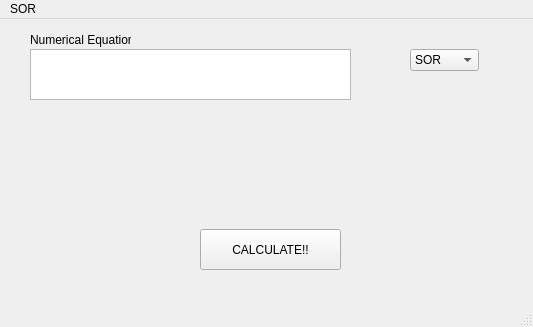
Qt form mainwindow.ui (LoayMoh99/Numerica_SOR) before a commit.
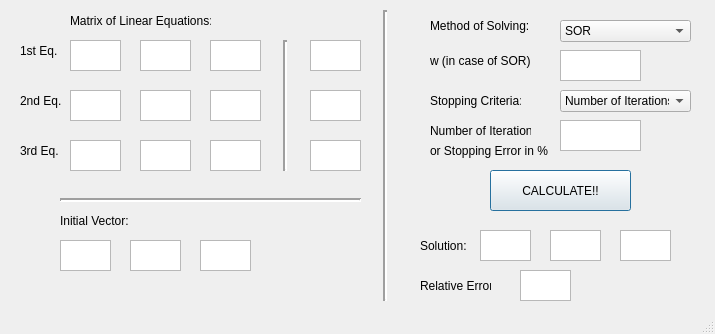
The same form after that commit.

```diff
--- a/mainwindow.ui
+++ b/mainwindow.ui
@@ -6,8 +6,8 @@
    <rect>
     <x>0</x>
     <y>0</y>
-    <width>533</width>
-    <height>327</height>
+    <width>715</width>
+    <height>334</height>
    </rect>
   </property>
   <property name="windowTitle">
@@ -16,36 +16,39 @@
   <property name="autoFillBackground">
    <bool>true</bool>
   </property>
+  <property name="toolButtonStyle">
+   <enum>Qt::ToolButtonTextOnly</enum>
+  </property>
   <widget class="QWidget" name="centralwidget">
    <widget class="QTextEdit" name="textEdit">
     <property name="geometry">
      <rect>
-      <x>30</x>
-      <y>30</y>
-      <width>321</width>
-      <height>51</height>
+      <x>70</x>
+      <y>40</y>
+      <width>51</width>
+      <height>31</height>
      </rect>
     </property>
    </widget>
    <widget class="QLabel" name="label">
     <property name="geometry">
      <rect>
-      <x>30</x>
-      <y>0</y>
-      <width>101</width>
-      <height>41</height>
+      <x>70</x>
+      <y>10</y>
+      <width>141</width>
+      <height>21</height>
      </rect>
     </property>
     <property name="text">
-     <string>Numerical Equation</string>
+     <string>Matrix of Linear Equations:</string>
     </property>
    </widget>
    <widget class="QComboBox" name="comboBox">
     <property name="geometry">
      <rect>
-      <x>410</x>
-      <y>30</y>
-      <width>69</width>
+      <x>560</x>
+      <y>20</y>
+      <width>131</width>
       <height>22</height>
      </rect>
     </property>
@@ -63,8 +66,8 @@
    <widget class="QPushButton" name="pushButton">
     <property name="geometry">
      <rect>
-      <x>200</x>
-      <y>210</y>
+      <x>490</x>
+      <y>170</y>
       <width>141</width>
       <height>41</height>
      </rect>
@@ -72,25 +75,453 @@
     <property name="text">
      <string>CALCULATE!!</string>
     </property>
+    <property name="autoDefault">
+     <bool>true</bool>
+    </property>
+    <property name="default">
+     <bool>true</bool>
+    </property>
+    <property name="flat">
+     <bool>false</bool>
+    </property>
+   </widget>
+   <widget class="QComboBox" name="comboBox_2">
+    <property name="geometry">
+     <rect>
+      <x>560</x>
+      <y>90</y>
+      <width>131</width>
+      <height>22</height>
+     </rect>
+    </property>
+    <item>
+     <property name="text">
+      <string>Number of Iterations</string>
+     </property>
+    </item>
+    <item>
+     <property name="text">
+      <string>Stopping Error</string>
+     </property>
+    </item>
+   </widget>
+   <widget class="QLabel" name="label_4">
+    <property name="geometry">
+     <rect>
+      <x>430</x>
+      <y>10</y>
+      <width>101</width>
+      <height>31</height>
+     </rect>
+    </property>
+    <property name="text">
+     <string>Method of Solving:</string>
+    </property>
+   </widget>
+   <widget class="QLabel" name="label_5">
+    <property name="geometry">
+     <rect>
+      <x>430</x>
+      <y>80</y>
+      <width>91</width>
+      <height>41</height>
+     </rect>
+    </property>
+    <property name="text">
+     <string>Stopping Criteria:</string>
+    </property>
+   </widget>
+   <widget class="QLabel" name="label_6">
+    <property name="geometry">
+     <rect>
+      <x>430</x>
+      <y>40</y>
+      <width>101</width>
+      <height>41</height>
+     </rect>
+    </property>
+    <property name="text">
+     <string>w (in case of SOR) :</string>
+    </property>
+   </widget>
+   <widget class="QTextEdit" name="textEdit_4">
+    <property name="geometry">
+     <rect>
+      <x>560</x>
+      <y>50</y>
+      <width>81</width>
+      <height>31</height>
+     </rect>
+    </property>
+   </widget>
+   <widget class="QTextEdit" name="textEdit_5">
+    <property name="geometry">
+     <rect>
+      <x>560</x>
+      <y>120</y>
+      <width>81</width>
+      <height>31</height>
+     </rect>
+    </property>
+   </widget>
+   <widget class="QLabel" name="label_7">
+    <property name="geometry">
+     <rect>
+      <x>430</x>
+      <y>120</y>
+      <width>101</width>
+      <height>21</height>
+     </rect>
+    </property>
+    <property name="text">
+     <string>Number of Iterations</string>
+    </property>
+   </widget>
+   <widget class="QLabel" name="label_8">
+    <property name="geometry">
+     <rect>
+      <x>430</x>
+      <y>140</y>
+      <width>121</width>
+      <height>21</height>
+     </rect>
+    </property>
+    <property name="text">
+     <string>or Stopping Error in % :</string>
+    </property>
+   </widget>
+   <widget class="QTextEdit" name="textEdit_6">
+    <property name="geometry">
+     <rect>
+      <x>140</x>
+      <y>40</y>
+      <width>51</width>
+      <height>31</height>
+     </rect>
+    </property>
+   </widget>
+   <widget class="QTextEdit" name="textEdit_7">
+    <property name="geometry">
+     <rect>
+      <x>210</x>
+      <y>40</y>
+      <width>51</width>
+      <height>31</height>
+     </rect>
+    </property>
+   </widget>
+   <widget class="QTextEdit" name="textEdit_8">
+    <property name="geometry">
+     <rect>
+      <x>210</x>
+      <y>90</y>
+      <width>51</width>
+      <height>31</height>
+     </rect>
+    </property>
+   </widget>
+   <widget class="QTextEdit" name="textEdit_9">
+    <property name="geometry">
+     <rect>
+      <x>140</x>
+      <y>90</y>
+      <width>51</width>
+      <height>31</height>
+     </rect>
+    </property>
+   </widget>
+   <widget class="QTextEdit" name="textEdit_2">
+    <property name="geometry">
+     <rect>
+      <x>70</x>
+      <y>90</y>
+      <width>51</width>
+      <height>31</height>
+     </rect>
+    </property>
+   </widget>
+   <widget class="QTextEdit" name="textEdit_10">
+    <property name="geometry">
+     <rect>
+      <x>210</x>
+      <y>140</y>
+      <width>51</width>
+      <height>31</height>
+     </rect>
+    </property>
+   </widget>
+   <widget class="QTextEdit" name="textEdit_11">
+    <property name="geometry">
+     <rect>
+      <x>140</x>
+      <y>140</y>
+      <width>51</width>
+      <height>31</height>
+     </rect>
+    </property>
+   </widget>
+   <widget class="QTextEdit" name="textEdit_3">
+    <property name="geometry">
+     <rect>
+      <x>70</x>
+      <y>140</y>
+      <width>51</width>
+      <height>31</height>
+     </rect>
+    </property>
+   </widget>
+   <widget class="QLabel" name="label_2">
+    <property name="geometry">
+     <rect>
+      <x>20</x>
+      <y>30</y>
+      <width>41</width>
+      <height>41</height>
+     </rect>
+    </property>
+    <property name="text">
+     <string>1st Eq.</string>
+    </property>
+   </widget>
+   <widget class="QLabel" name="label_3">
+    <property name="geometry">
+     <rect>
+      <x>20</x>
+      <y>80</y>
+      <width>41</width>
+      <height>41</height>
+     </rect>
+    </property>
+    <property name="text">
+     <string>2nd Eq.</string>
+    </property>
+   </widget>
+   <widget class="QLabel" name="label_9">
+    <property name="geometry">
+     <rect>
+      <x>20</x>
+      <y>130</y>
+      <width>41</width>
+      <height>41</height>
+     </rect>
+    </property>
+    <property name="text">
+     <string>3rd Eq.</string>
+    </property>
+   </widget>
+   <widget class="QTextEdit" name="textEdit_15">
+    <property name="geometry">
+     <rect>
+      <x>310</x>
+      <y>40</y>
+      <width>51</width>
+      <height>31</height>
+     </rect>
+    </property>
+   </widget>
+   <widget class="QTextEdit" name="textEdit_16">
+    <property name="geometry">
+     <rect>
+      <x>310</x>
+      <y>140</y>
+      <width>51</width>
+      <height>31</height>
+     </rect>
+    </property>
+   </widget>
+   <widget class="QTextEdit" name="textEdit_17">
+    <property name="geometry">
+     <rect>
+      <x>310</x>
+      <y>90</y>
+      <width>51</width>
+      <height>31</height>
+     </rect>
+    </property>
+   </widget>
+   <widget class="Line" name="line">
+    <property name="geometry">
+     <rect>
+      <x>270</x>
+      <y>40</y>
+      <width>31</width>
+      <height>131</height>
+     </rect>
+    </property>
+    <property name="autoFillBackground">
+     <bool>true</bool>
+    </property>
+    <property name="frameShadow">
+     <enum>QFrame::Sunken</enum>
+    </property>
+    <property name="lineWidth">
+     <number>2</number>
+    </property>
+    <property name="orientation">
+     <enum>Qt::Vertical</enum>
+    </property>
+   </widget>
+   <widget class="Line" name="line_2">
+    <property name="geometry">
+     <rect>
+      <x>370</x>
+      <y>10</y>
+      <width>31</width>
+      <height>291</height>
+     </rect>
+    </property>
+    <property name="autoFillBackground">
+     <bool>true</bool>
+    </property>
+    <property name="frameShadow">
+     <enum>QFrame::Sunken</enum>
+    </property>
+    <property name="lineWidth">
+     <number>2</number>
+    </property>
+    <property name="orientation">
+     <enum>Qt::Vertical</enum>
+    </property>
+   </widget>
+   <widget class="QLabel" name="label_10">
+    <property name="geometry">
+     <rect>
+      <x>60</x>
+      <y>210</y>
+      <width>71</width>
+      <height>21</height>
+     </rect>
+    </property>
+    <property name="text">
+     <string>Initial Vector:</string>
+    </property>
+   </widget>
+   <widget class="QTextEdit" name="textEdit_14">
+    <property name="geometry">
+     <rect>
+      <x>60</x>
+      <y>240</y>
+      <width>51</width>
+      <height>31</height>
+     </rect>
+    </property>
+   </widget>
+   <widget class="QTextEdit" name="textEdit_12">
+    <property name="geometry">
+     <rect>
+      <x>200</x>
+      <y>240</y>
+      <width>51</width>
+      <height>31</height>
+     </rect>
+    </property>
+   </widget>
+   <widget class="QTextEdit" name="textEdit_13">
+    <property name="geometry">
+     <rect>
+      <x>130</x>
+      <y>240</y>
+      <width>51</width>
+      <height>31</height>
+     </rect>
+    </property>
+   </widget>
+   <widget class="Line" name="line_3">
+    <property name="geometry">
+     <rect>
+      <x>60</x>
+      <y>190</y>
+      <width>301</width>
+      <height>21</height>
+     </rect>
+    </property>
+    <property name="lineWidth">
+     <number>2</number>
+    </property>
+    <property name="orientation">
+     <enum>Qt::Horizontal</enum>
+    </property>
+   </widget>
+   <widget class="QLabel" name="label_11">
+    <property name="geometry">
+     <rect>
+      <x>420</x>
+      <y>230</y>
+      <width>71</width>
+      <height>31</height>
+     </rect>
+    </property>
+    <property name="text">
+     <string>Solution:</string>
+    </property>
+   </widget>
+   <widget class="QTextEdit" name="textEdit_18">
+    <property name="geometry">
+     <rect>
+      <x>550</x>
+      <y>230</y>
+      <width>51</width>
+      <height>31</height>
+     </rect>
+    </property>
+    <property name="readOnly">
+     <bool>true</bool>
+    </property>
+   </widget>
+   <widget class="QTextEdit" name="textEdit_19">
+    <property name="geometry">
+     <rect>
+      <x>620</x>
+      <y>230</y>
+      <width>51</width>
+      <height>31</height>
+     </rect>
+    </property>
+    <property name="readOnly">
+     <bool>true</bool>
+    </property>
+   </widget>
+   <widget class="QTextEdit" name="textEdit_20">
+    <property name="geometry">
+     <rect>
+      <x>480</x>
+      <y>230</y>
+      <width>51</width>
+      <height>31</height>
+     </rect>
+    </property>
+    <property name="readOnly">
+     <bool>true</bool>
+    </property>
+   </widget>
+   <widget class="QLabel" name="label_12">
+    <property name="geometry">
+     <rect>
+      <x>420</x>
+      <y>270</y>
+      <width>71</width>
+      <height>31</height>
+     </rect>
+    </property>
+    <property name="text">
+     <string>Relative Error:</string>
+    </property>
+   </widget>
+   <widget class="QTextEdit" name="textEdit_21">
+    <property name="geometry">
+     <rect>
+      <x>520</x>
+      <y>270</y>
+      <width>51</width>
+      <height>31</height>
+     </rect>
+    </property>
+    <property name="readOnly">
+     <bool>true</bool>
+    </property>
    </widget>
   </widget>
   <widget class="QStatusBar" name="statusbar"/>
-  <widget class="QMenuBar" name="menubar">
-   <property name="geometry">
-    <rect>
-     <x>0</x>
-     <y>0</y>
-     <width>533</width>
-     <height>21</height>
-    </rect>
-   </property>
-   <widget class="QMenu" name="menuSOR">
-    <property name="title">
-     <string>SOR</string>
-    </property>
-   </widget>
-   <addaction name="menuSOR"/>
-  </widget>
  </widget>
  <resources/>
  <connections/>
```
Left out of the diff: 3 changed lines with no effect on the pictures.
